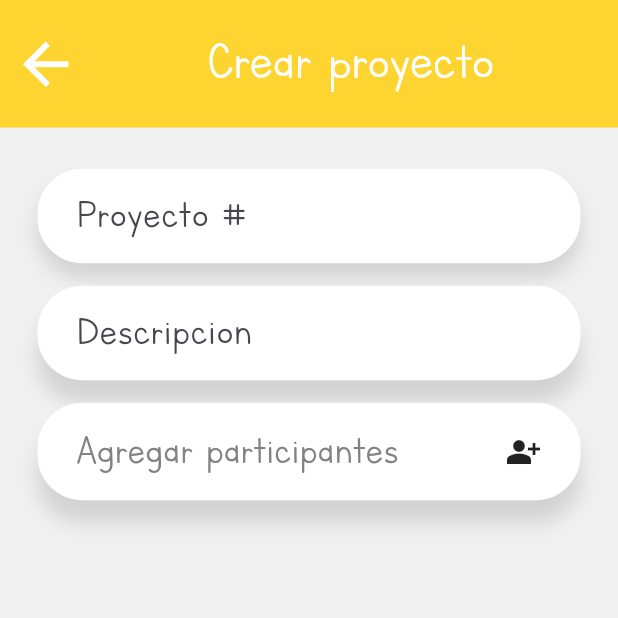
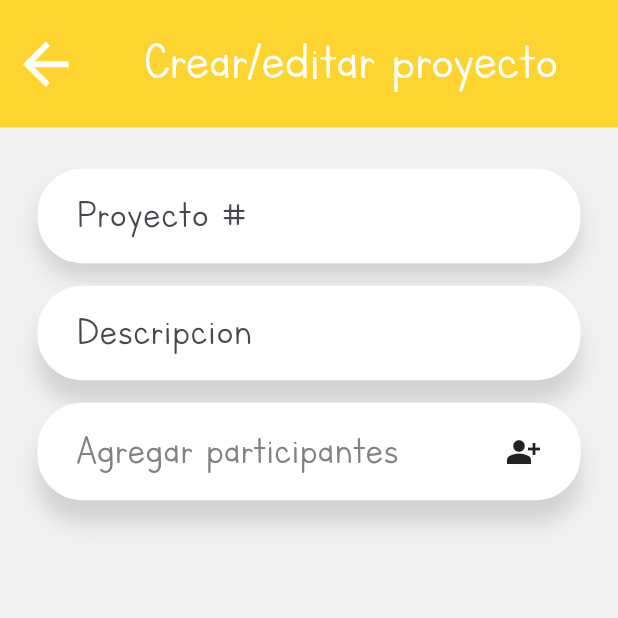
Before and after one commit to Sebastian-Buitrag0/Bee-Note, a Flutter app: the ProjectScreen screen opened by its route, on a phone screen of 412 x 824 dp, the top half of it. Run offline on Flutter 3.47's test engine with Material 3 defaults, Android fonts, the phone set to English and light mode, and no system bars; our stand-ins replace image_picker, intl_phone_field.

Commit message:
Se editó un Text()

```diff
--- a/front_end/bee_note_application/lib/pages/project_page.dart
+++ b/front_end/bee_note_application/lib/pages/project_page.dart
@@ -19,7 +19,7 @@ class ProjectScreen extends StatelessWidget {
         ),
         title: const Center(
           child: Text(
-            'Crear proyecto',
+            'Crear/editar proyecto',
             style: TextStyle(
               fontFamily: 'Letters_for_Learners',
               fontSize: 40,
```
